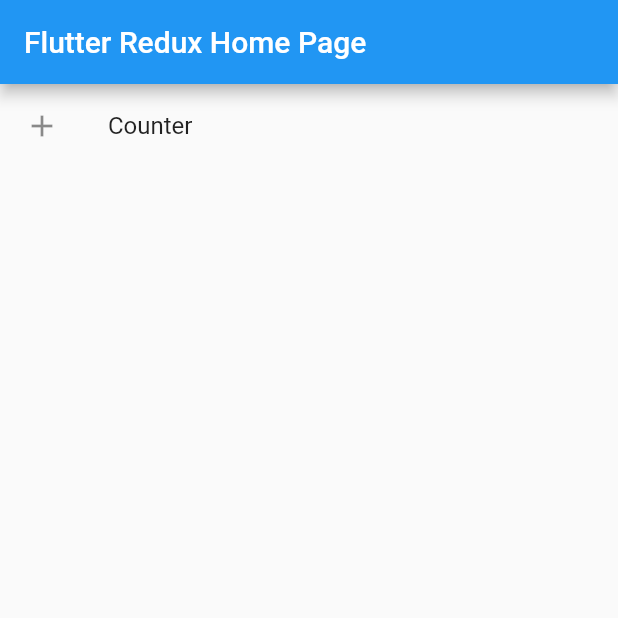
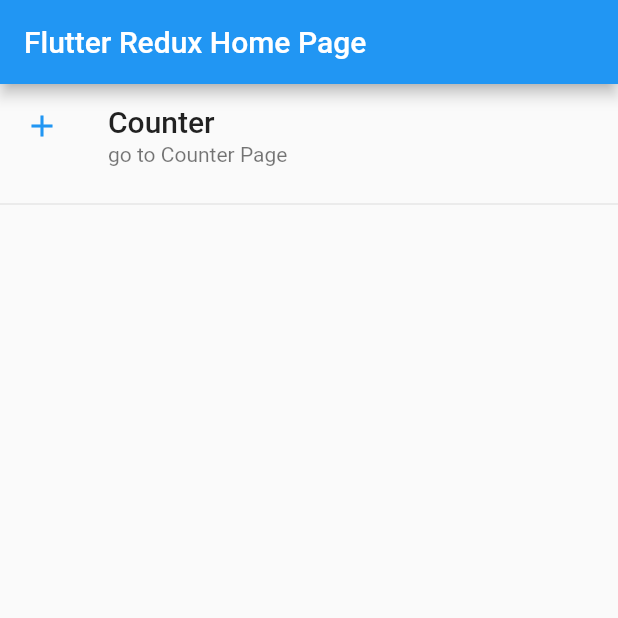
Before and after one commit to MurataKeisuke/flutter_app_for_redux, a Flutter app: the screen it shows after launch, on a phone screen of 412 x 824 dp, the top half of it. Run offline on Flutter 3.47's test engine with Material 2 defaults, Android fonts, the phone set to English and light mode, and no system bars; our stand-ins replace flutter_redux, redux; missing offline and left inert: redux_logging; statements that could not run were skipped.

Commit message:
[refactor] リファクタリング
リファクタリングを実施

```diff
--- a/lib/screens/home_screen.dart
+++ b/lib/screens/home_screen.dart
@@ -17,16 +17,40 @@
       body: Center(
         child: ListView(
           children: <Widget>[
-            ListTile(
-              leading: Icon(Icons.add),
-              title: const Text('Counter'),
-              onTap: () {
-                _onTapList(context, AppRoutes.counterRoute);
-              },
-            )
+            _tile(
+                'Counter',
+                'go to Counter Page',
+                Icons.add,
+                AppRoutes.counterRoute,
+                context,
+            ),
+            const Divider(),
           ],
         ),
       ),
+    );
+  }
+
+  ListTile _tile(
+      String title,
+      String subTitle,
+      IconData icon,
+      String pushRoute,
+      BuildContext _context,
+  ) {
+    return ListTile(
+      title: Text(title, style: TextStyle(
+        fontWeight: FontWeight.w500,
+        fontSize: 20,
+      )),
+      subtitle: Text(subTitle),
+      leading: Icon(
+        icon,
+        color: Colors.blue[500],
+      ),
+      onTap: () {
+        _onTapList(_context, pushRoute);
+      },
     );
   }
 
```
Also changed, not shown: lib/generated/i18n.dart.
